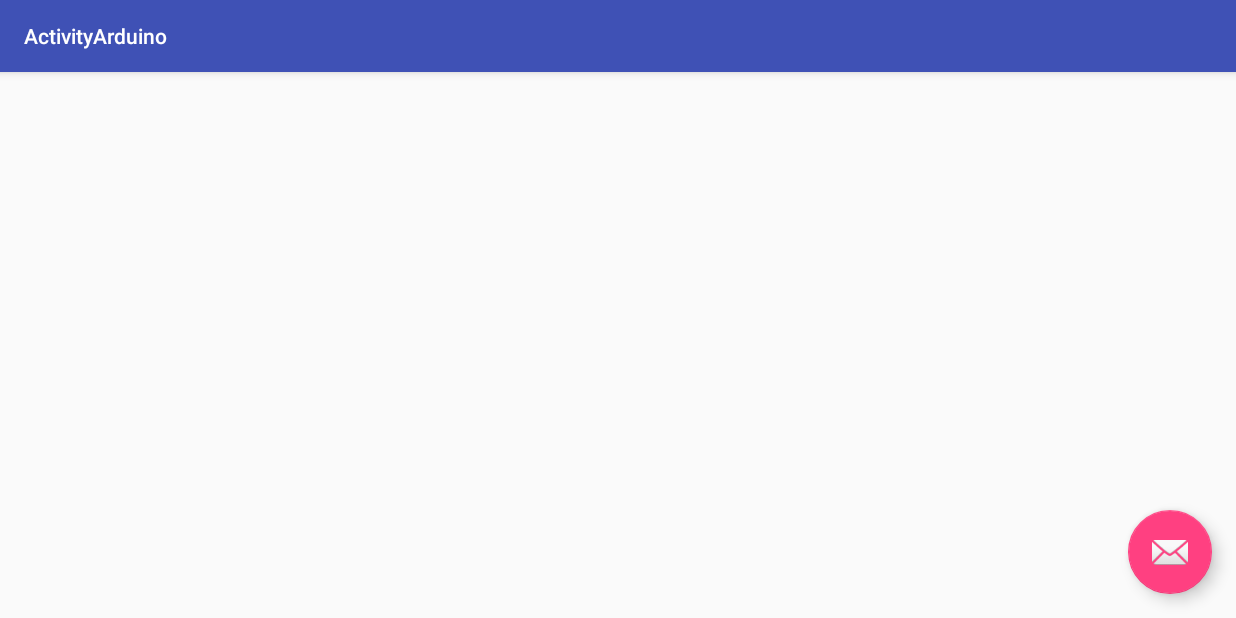
After one commit to phndavid/learny, an Android app: the ActivityArduino screen opened directly, with no data from a screen before it, on a phone screen of 824 x 412 dp (held sideways). The commit adds this screen. Run offline under Robolectric (Android 15) with nearby library versions, the light colour scheme and no system bars.

Commit message:
Init app

```diff
--- /dev/null
+++ b/app/src/main/java/com/lab/inmotion/learny/ActivityArduino.java
@@ -0,0 +1,29 @@
+package com.lab.inmotion.learny;
+
+import android.os.Bundle;
+import android.support.design.widget.FloatingActionButton;
+import android.support.design.widget.Snackbar;
+import android.support.v7.app.AppCompatActivity;
+import android.support.v7.widget.Toolbar;
+import android.view.View;
+
+public class ActivityArduino extends AppCompatActivity {
+
+    @Override
+    protected void onCreate(Bundle savedInstanceState) {
+        super.onCreate(savedInstanceState);
+        setContentView(R.layout.activity_activity_arduino);
+        Toolbar toolbar = (Toolbar) findViewById(R.id.toolbar);
+        setSupportActionBar(toolbar);
+
+        FloatingActionButton fab = (FloatingActionButton) findViewById(R.id.fab);
+        fab.setOnClickListener(new View.OnClickListener() {
+            @Override
+            public void onClick(View view) {
+                Snackbar.make(view, "Replace with your own action", Snackbar.LENGTH_LONG)
+                        .setAction("Action", null).show();
+            }
+        });
+    }
+
+}
--- /dev/null
+++ b/app/src/main/res/layout/activity_activity_arduino.xml
@@ -0,0 +1,26 @@
+<?xml version="1.0" encoding="utf-8"?>
+<android.support.design.widget.CoordinatorLayout
+    xmlns:android="http://schemas.android.com/apk/res/android"
+    xmlns:app="http://schemas.android.com/apk/res-auto"
+    xmlns:tools="http://schemas.android.com/tools" android:layout_width="match_parent"
+    android:layout_height="match_parent" android:fitsSystemWindows="true"
+    tools:context="com.lab.inmotion.learny.ActivityArduino">
+
+    <android.support.design.widget.AppBarLayout android:layout_height="wrap_content"
+        android:layout_width="match_parent" android:theme="@style/AppTheme.AppBarOverlay">
+
+        <android.support.v7.widget.Toolbar android:id="@+id/toolbar"
+            android:layout_width="match_parent" android:layout_height="?attr/actionBarSize"
+            android:background="?attr/colorPrimary" android:theme="@style/AppTheme.AppBarOverlay"
+            app:popupTheme="@style/AppTheme.PopupOverlay" />
+
+    </android.support.design.widget.AppBarLayout>
+
+    <include layout="@layout/content_activity_arduino" />
+
+    <android.support.design.widget.FloatingActionButton android:id="@+id/fab"
+        android:layout_width="wrap_content" android:layout_height="wrap_content"
+        android:layout_gravity="end|bottom" android:layout_margin="@dimen/fab_margin"
+        android:src="@android:drawable/ic_dialog_email" />
+
+</android.support.design.widget.CoordinatorLayout>
--- /dev/null
+++ b/app/src/main/res/layout/content_activity_arduino.xml
@@ -0,0 +1,13 @@
+<?xml version="1.0" encoding="utf-8"?>
+<RelativeLayout xmlns:android="http://schemas.android.com/apk/res/android"
+    xmlns:tools="http://schemas.android.com/tools"
+    xmlns:app="http://schemas.android.com/apk/res-auto" android:layout_width="match_parent"
+    android:layout_height="match_parent" android:paddingLeft="@dimen/activity_horizontal_margin"
+    android:paddingRight="@dimen/activity_horizontal_margin"
+    android:paddingTop="@dimen/activity_vertical_margin"
+    android:paddingBottom="@dimen/activity_vertical_margin"
+    app:layout_behavior="@string/appbar_scrolling_view_behavior"
+    tools:showIn="@layout/activity_activity_arduino"
+    tools:context="com.lab.inmotion.learny.ActivityArduino">
+
+</RelativeLayout>
--- a/app/src/main/res/values/strings.xml
+++ b/app/src/main/res/values/strings.xml
@@ -1,4 +1,9 @@
 <resources>
     <string name="app_name">Learny</string>
     <string name="action_settings">Settings</string>
+    <string name="title_activity_activity_login">ActivityLogin</string>
+    <string name="title_activity_activity_feedback">ActivityFeedback</string>
+    <string name="title_activity_activity_play">ActivityPlay</string>
+    <string name="title_activity_activity_question">ActivityQuestion</string>
+    <string name="title_activity_activity_arduino">ActivityArduino</string>
 </resources>
```
Also changed, not shown: app/src/main/AndroidManifest.xml (+35 -1 lines), app/src/main/java/com/lab/inmotion/learny/ActivityFeedback.java (added, +29 -0 lines), app/src/main/java/com/lab/inmotion/learny/ActivityLogin.java (added, +29 -0 lines), app/src/main/java/com/lab/inmotion/learny/ActivityPlay.java (added, +29 -0 lines), app/src/main/java/com/lab/inmotion/learny/ActivityQuestion.java (added, +29 -0 lines), app/src/main/res/layout/activity_activity_feedback.xml (added, +26 -0 lines), app/src/main/res/layout/activity_activity_login.xml (added, +26 -0 lines), app/src/main/res/layout/activity_activity_play.xml (added, +26 -0 lines), app/src/main/res/layout/activity_activity_question.xml (added, +26 -0 lines), app/src/main/res/layout/content_activity_feedback.xml (added, +13 -0 lines), app/src/main/res/layout/content_activity_login.xml (added, +13 -0 lines), app/src/main/res/layout/content_activity_play.xml (added, +13 -0 lines), app/src/main/res/layout/content_activity_question.xml (added, +13 -0 lines).
